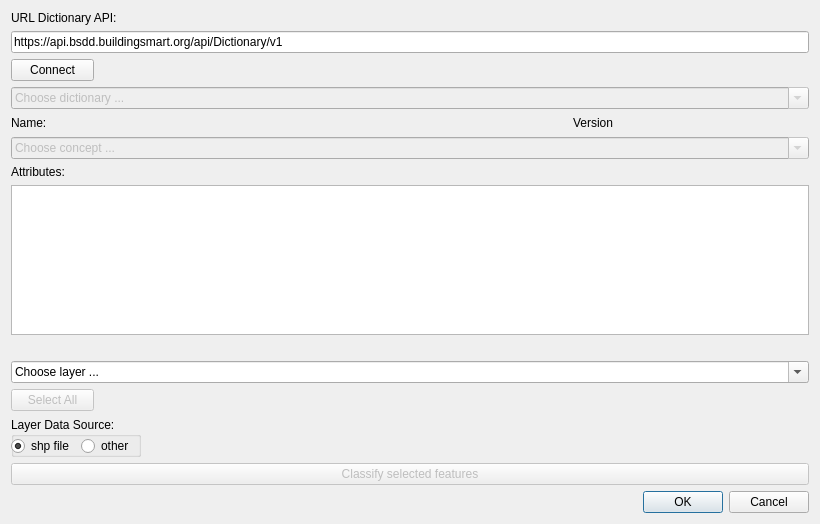
Above: classification_with_bsdd_dialog_base.ui from dd-bim/Add-BIM-Data-Dictionary-Semantics-to-QGIS-Plugin before the change. Below: the same form after it.
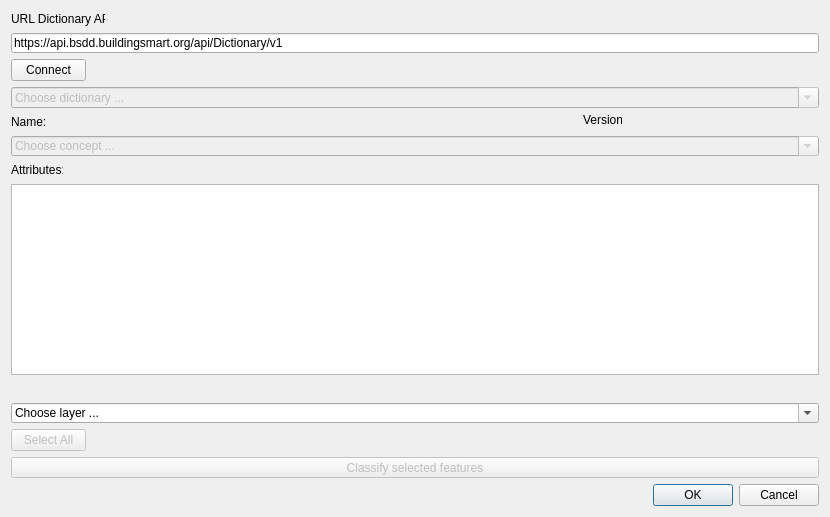
That is the form after the change.

```diff
--- a/classification_with_bsdd_dialog_base.ui
+++ b/classification_with_bsdd_dialog_base.ui
@@ -6,7 +6,7 @@
    <rect>
     <x>0</x>
     <y>0</y>
-    <width>802</width>
+    <width>826</width>
     <height>517</height>
    </rect>
   </property>
@@ -20,15 +20,39 @@
    <string>ClassificationWithBSDD</string>
   </property>
   <layout class="QGridLayout" name="gridLayout">
-   <item row="0" column="0" colspan="3">
+   <item row="0" column="0">
     <widget class="QLabel" name="label_2">
+     <property name="minimumSize">
+      <size>
+       <width>94</width>
+       <height>16</height>
+      </size>
+     </property>
+     <property name="maximumSize">
+      <size>
+       <width>94</width>
+       <height>16</height>
+      </size>
+     </property>
+     <property name="baseSize">
+      <size>
+       <width>94</width>
+       <height>16</height>
+      </size>
+     </property>
      <property name="text">
       <string>URL Dictionary API:</string>
      </property>
     </widget>
    </item>
-   <item row="1" column="0" colspan="6">
+   <item row="1" column="0" colspan="3">
     <widget class="QLineEdit" name="edUrlToDictionary">
+     <property name="minimumSize">
+      <size>
+       <width>808</width>
+       <height>20</height>
+      </size>
+     </property>
      <property name="baseSize">
       <size>
        <width>784</width>
@@ -43,8 +67,14 @@
      </property>
     </widget>
    </item>
-   <item row="2" column="0" colspan="2">
+   <item row="2" column="0">
     <widget class="QPushButton" name="btnConnectToDictionary">
+     <property name="maximumSize">
+      <size>
+       <width>75</width>
+       <height>23</height>
+      </size>
+     </property>
      <property name="baseSize">
       <size>
        <width>75</width>
@@ -56,24 +86,48 @@
      </property>
     </widget>
    </item>
-   <item row="2" column="2" colspan="4">
-    <spacer name="horizontalSpacer_2">
-     <property name="orientation">
-      <enum>Qt::Horizontal</enum>
+   <item row="2" column="1" colspan="2">
+    <widget class="QLabel" name="lblConnError">
+     <property name="sizePolicy">
+      <sizepolicy hsizetype="Preferred" vsizetype="Preferred">
+       <horstretch>0</horstretch>
+       <verstretch>0</verstretch>
+      </sizepolicy>
      </property>
-     <property name="sizeHint" stdset="0">
+     <property name="minimumSize">
       <size>
-       <width>692</width>
-       <height>20</height>
+       <width>480</width>
+       <height>16</height>
       </size>
      </property>
-    </spacer>
+     <property name="maximumSize">
+      <size>
+       <width>16777215</width>
+       <height>16777215</height>
+      </size>
+     </property>
+     <property name="baseSize">
+      <size>
+       <width>480</width>
+       <height>16</height>
+      </size>
+     </property>
+     <property name="text">
+      <string/>
+     </property>
+    </widget>
    </item>
-   <item row="3" column="0" colspan="6">
+   <item row="3" column="0" colspan="3">
     <widget class="QComboBox" name="chooseDictionary">
      <property name="enabled">
       <bool>false</bool>
      </property>
+     <property name="minimumSize">
+      <size>
+       <width>808</width>
+       <height>20</height>
+      </size>
+     </property>
      <property name="baseSize">
       <size>
        <width>784</width>
@@ -116,11 +170,11 @@
      </property>
     </widget>
    </item>
-   <item row="4" column="1" colspan="3">
+   <item row="4" column="1">
     <widget class="QLabel" name="lblName">
      <property name="minimumSize">
       <size>
-       <width>500</width>
+       <width>480</width>
        <height>16</height>
       </size>
      </property>
@@ -141,20 +195,7 @@
      </property>
     </widget>
    </item>
-   <item row="4" column="4">
-    <widget class="QLabel" name="label_4">
-     <property name="maximumSize">
-      <size>
-       <width>40</width>
-       <height>16</height>
-      </size>
-     </property>
-     <property name="text">
-      <string>Version:</string>
-     </property>
-    </widget>
-   </item>
-   <item row="4" column="5">
+   <item row="4" column="2">
     <widget class="QLabel" name="lblVersion">
      <property name="minimumSize">
       <size>
@@ -182,11 +223,17 @@
      </property>
     </widget>
    </item>
-   <item row="5" column="0" colspan="6">
+   <item row="5" column="0" colspan="3">
     <widget class="QComboBox" name="chooseClass">
      <property name="enabled">
       <bool>false</bool>
      </property>
+     <property name="minimumSize">
+      <size>
+       <width>808</width>
+       <height>20</height>
+      </size>
+     </property>
      <property name="baseSize">
       <size>
        <width>784</width>
@@ -207,25 +254,55 @@
      </property>
     </widget>
    </item>
-   <item row="6" column="0" colspan="2">
+   <item row="6" column="0">
     <widget class="QLabel" name="label">
+     <property name="minimumSize">
+      <size>
+       <width>52</width>
+       <height>16</height>
+      </size>
+     </property>
+     <property name="maximumSize">
+      <size>
+       <width>52</width>
+       <height>16</height>
+      </size>
+     </property>
+     <property name="baseSize">
+      <size>
+       <width>52</width>
+       <height>16</height>
+      </size>
+     </property>
      <property name="text">
       <string>Attributes:</string>
      </property>
     </widget>
    </item>
-   <item row="7" column="0" colspan="6">
+   <item row="7" column="0" colspan="3">
     <widget class="QTableWidget" name="twAttributes">
      <property name="minimumSize">
       <size>
-       <width>0</width>
+       <width>808</width>
        <height>150</height>
       </size>
      </property>
     </widget>
    </item>
-   <item row="8" column="0" colspan="6">
+   <item row="8" column="0" colspan="3">
     <widget class="QLabel" name="lblOutput">
+     <property name="minimumSize">
+      <size>
+       <width>808</width>
+       <height>16</height>
+      </size>
+     </property>
+     <property name="maximumSize">
+      <size>
+       <width>808</width>
+       <height>16</height>
+      </size>
+     </property>
      <property name="baseSize">
       <size>
        <width>784</width>
@@ -233,15 +310,21 @@
       </size>
      </property>
      <property name="text">
-      <string>  </string>
+      <string/>
      </property>
     </widget>
    </item>
-   <item row="9" column="0" colspan="6">
+   <item row="9" column="0" colspan="3">
     <widget class="QComboBox" name="chooseLayer">
      <property name="enabled">
       <bool>true</bool>
      </property>
+     <property name="minimumSize">
+      <size>
+       <width>808</width>
+       <height>20</height>
+      </size>
+     </property>
      <property name="baseSize">
       <size>
        <width>784</width>
@@ -262,11 +345,17 @@
      </property>
     </widget>
    </item>
-   <item row="10" column="0" colspan="2">
+   <item row="10" column="0">
     <widget class="QPushButton" name="btnSelectAll">
      <property name="enabled">
       <bool>false</bool>
      </property>
+     <property name="maximumSize">
+      <size>
+       <width>75</width>
+       <height>23</height>
+      </size>
+     </property>
      <property name="baseSize">
       <size>
        <width>75</width>
@@ -278,85 +367,26 @@
      </property>
     </widget>
    </item>
-   <item row="10" column="3" colspan="3">
-    <spacer name="horizontalSpacer_3">
-     <property name="orientation">
-      <enum>Qt::Horizontal</enum>
-     </property>
-     <property name="sizeHint" stdset="0">
-      <size>
-       <width>700</width>
-       <height>20</height>
-      </size>
-     </property>
-    </spacer>
-   </item>
    <item row="11" column="0" colspan="3">
-    <widget class="QGroupBox" name="groupBox">
-     <property name="minimumSize">
-      <size>
-       <width>130</width>
-       <height>40</height>
-      </size>
-     </property>
-     <property name="title">
-      <string>Layer Data Source:</string>
-     </property>
-     <widget class="QRadioButton" name="rbOther">
-      <property name="geometry">
-       <rect>
-        <x>70</x>
-        <y>20</y>
-        <width>58</width>
-        <height>18</height>
-       </rect>
-      </property>
-      <property name="text">
-       <string>other</string>
-      </property>
-     </widget>
-     <widget class="QRadioButton" name="rbShp">
-      <property name="geometry">
-       <rect>
-        <x>0</x>
-        <y>20</y>
-        <width>61</width>
-        <height>18</height>
-       </rect>
-      </property>
-      <property name="text">
-       <string>shp file</string>
-      </property>
-      <property name="checked">
-       <bool>true</bool>
-      </property>
-     </widget>
-    </widget>
-   </item>
-   <item row="11" column="3">
-    <spacer name="horizontalSpacer_4">
-     <property name="orientation">
-      <enum>Qt::Horizontal</enum>
-     </property>
-     <property name="sizeHint" stdset="0">
-      <size>
-       <width>40</width>
-       <height>20</height>
-      </size>
-     </property>
-    </spacer>
-   </item>
-   <item row="12" column="0" colspan="6">
     <widget class="QPushButton" name="btnClassifyFeatures">
      <property name="enabled">
       <bool>false</bool>
      </property>
+     <property name="minimumSize">
+      <size>
+       <width>808</width>
+       <height>20</height>
+      </size>
+     </property>
+     <property name="cursor">
+      <cursorShape>PointingHandCursor</cursorShape>
+     </property>
      <property name="text">
       <string>Classify selected features</string>
      </property>
     </widget>
    </item>
-   <item row="13" column="0" colspan="6">
+   <item row="12" column="0" colspan="3">
     <layout class="QVBoxLayout" name="verticalLayout">
      <item>
       <layout class="QHBoxLayout" name="horizontalLayout">
@@ -388,6 +418,25 @@
     </layout>
    </item>
   </layout>
+  <widget class="QLabel" name="label_4">
+   <property name="geometry">
+    <rect>
+     <x>583</x>
+     <y>112</y>
+     <width>39</width>
+     <height>16</height>
+    </rect>
+   </property>
+   <property name="maximumSize">
+    <size>
+     <width>40</width>
+     <height>16</height>
+    </size>
+   </property>
+   <property name="text">
+    <string>Version:</string>
+   </property>
+  </widget>
  </widget>
  <resources/>
  <connections>
```
Left out of the diff: 11 changed lines with no effect on the pictures.
